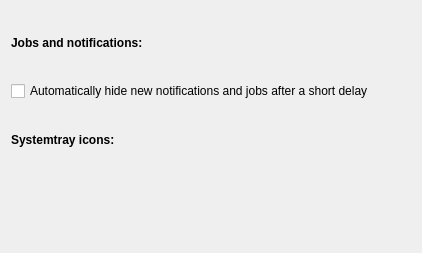
Above: plasma/applets/systemtray/ui/autohide.ui from mgottschlag/kwin-tiling before the change. Below: the same form after it.
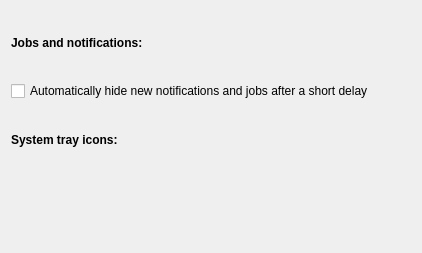
That is the form after the change. Custom widgets are drawn as their Qt base class.

Commit message: Proof-reading.

Patch:
```diff
--- a/plasma/applets/systemtray/ui/autohide.ui
+++ b/plasma/applets/systemtray/ui/autohide.ui
@@ -43,7 +43,7 @@
       </font>
      </property>
      <property name="text">
-      <string>Systemtray icons:</string>
+      <string>System tray icons:</string>
      </property>
     </widget>
    </item>
```
The commit also changes 1 other file.
